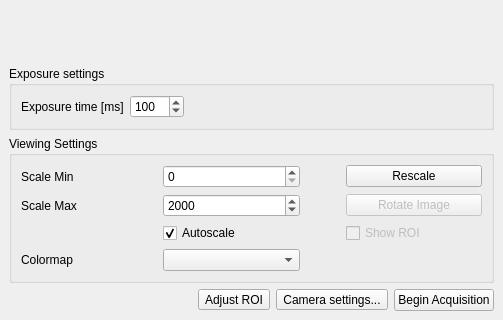
lcici/qCamera, file viewer/viewer.ui: the form before one commit; both pictures show x 0 to 503 and y 490 to 810 of the 503 by 810 pixel window.
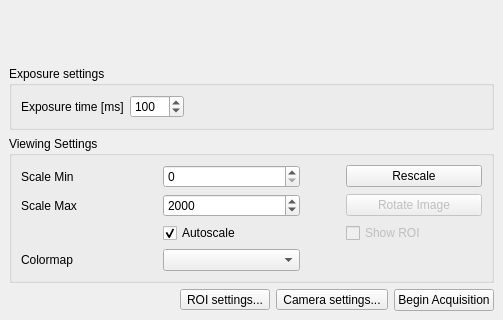
The form after the commit. Custom widgets are drawn as their Qt base class.

The edit to the form file:
```diff
--- a/viewer/viewer.ui
+++ b/viewer/viewer.ui
@@ -208,7 +208,7 @@
       <item>
        <widget class="QToolButton" name="adjustROIButton">
         <property name="text">
-         <string>Adjust ROI</string>
+         <string>ROI settings...</string>
         </property>
        </widget>
       </item>
```
